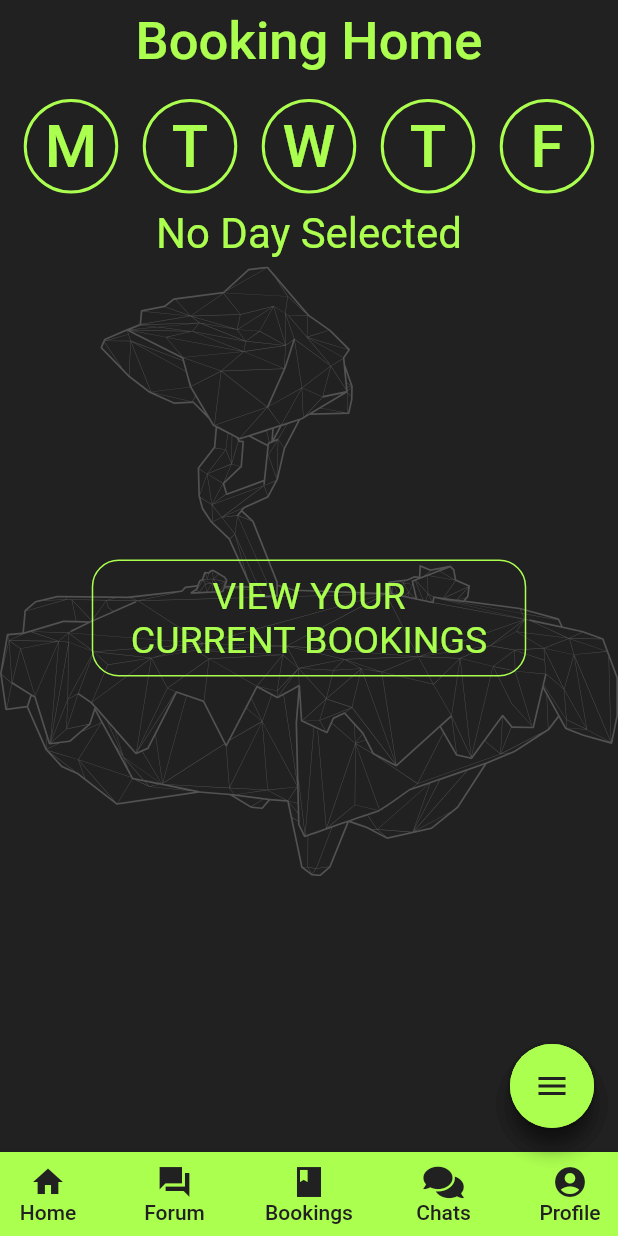
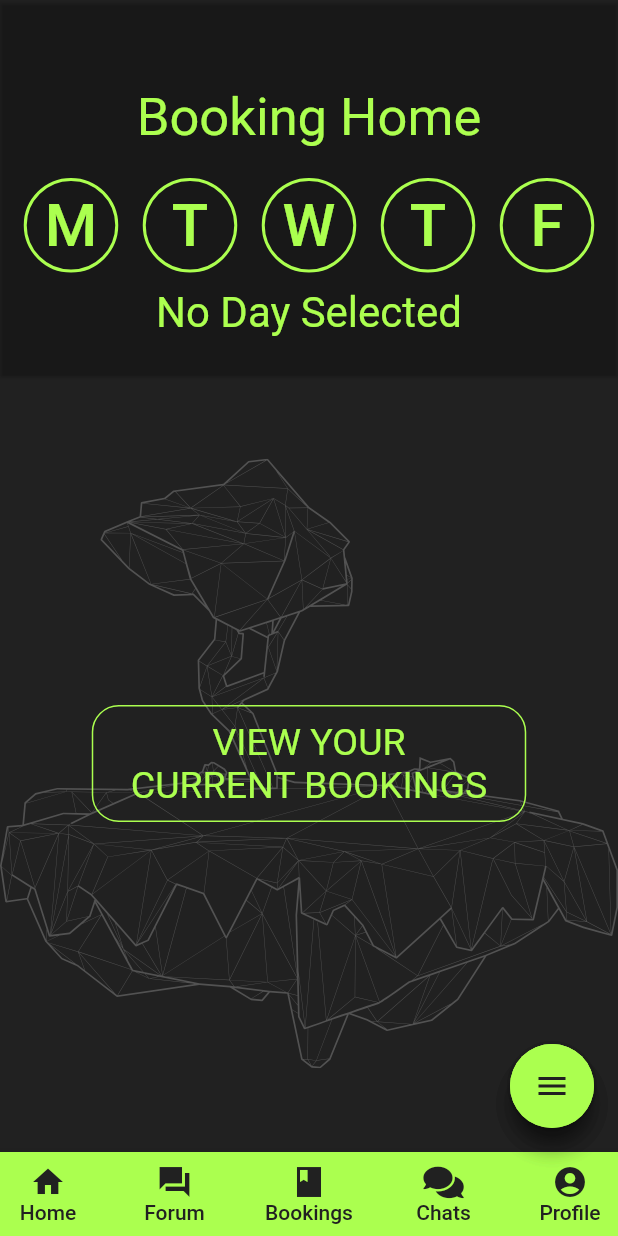
Before and after one commit to COS301-SE-2021/Rabbitania, a Flutter app: the BookingAdminScreen screen opened directly, after a tap on "Bookings", on a phone screen of 412 x 824 dp. Run offline on Flutter 3.47's test engine with Material 2 defaults, Android fonts, the light colour scheme and no system bars; our stand-ins replace cloud_firestore, curved_navigation_bar, firebase_auth, firebase_core, flutter_dotenv, flutter_slidable and 8 more; missing offline and left inert: agora_rtc_engine, encrypt, flutter_phone_direct_caller, flutter_reaction_button; accounts and stored records are empty; network calls fail; key blocks and very long unbroken strings in the code were emptied for the run.

Commit message:
Revert "Merge branch 'development'"
This reverts commit 1bf22ddd268b8a06c6193649b4333803517ab5b0, reversing
changes made to 0fd4f98a415f3b74da27811ee50d9be8ec35b656.

```diff
--- a/frontend/frontend/lib/main.dart
+++ b/frontend/frontend/lib/main.dart
@@ -10,7 +10,7 @@ const ServerURL = "https://localhost:5001/ChatHub";
 Future main() async {
   WidgetsFlutterBinding.ensureInitialized();
   await Firebase.initializeApp();
-  await dotenv.load(fileName: "assets/.env");
+  await dotenv.load(fileName: ".env");
   HttpOverrides.global = new MyHttpOverrides();
   runApp(App());
 }
--- a/frontend/frontend/lib/src/app.dart
+++ b/frontend/frontend/lib/src/app.dart
@@ -12,7 +12,6 @@ import 'package:frontend/src/screens/Login/googleAuthTest.dart';
 import 'package:frontend/src/screens/Noticeboard/noticeboardScreen.dart';
 import 'package:frontend/src/screens/Login/supplyInfoScreen.dart';
 import 'package:frontend/src/screens/Profile/userProfileScreen.dart';
-import 'package:frontend/src/widgets/Questionnaire/questionnare_display.dart';
 import 'package:provider/provider.dart';
 import './widgets/expandable_button_widget.dart';
 import 'models/Testing/mockUser.dart';
@@ -32,8 +31,7 @@ class AppState extends State<App> {
     return ChangeNotifierProvider(
       create: (context) => GoogleSignInProvider(),
       child: MaterialApp(
-        home:
-            Login(), //InfoForm(FirebaseAuth.instance.currentUser),
+        home: Login(), //InfoForm(FirebaseAuth.instance.currentUser),
       ),
     );
   }
--- a/frontend/frontend/lib/src/screens/Booking/bookingAdminHomeScreen.dart
+++ b/frontend/frontend/lib/src/screens/Booking/bookingAdminHomeScreen.dart
@@ -1,8 +1,6 @@
 import 'package:flutter/material.dart';
 import 'package:font_awesome_flutter/font_awesome_flutter.dart';
-import 'package:frontend/src/helper/UserInformation/userHelper.dart';
 import 'package:frontend/src/models/util_model.dart';
-import 'package:frontend/src/screens/Booking/bookingScheduleScreen.dart';
 import 'package:frontend/src/widgets/Booking/bookingAppBar.dart';
 import 'package:frontend/src/widgets/Booking/bookingButton.dart';
 import 'package:frontend/src/widgets/Booking/bookingDayButton.dart';
@@ -22,87 +20,50 @@ class BookingAdminScreen extends StatefulWidget {
 
 class _BookingAdminState extends State<BookingAdminScreen> {
   UtilModel utilModel = UtilModel();
-  UserHelper loggedUser = new UserHelper();
   initState() {}
 
   @override
   Widget build(BuildContext context) => Scaffold(
-        floatingActionButton: FancyFab(
-          heroTag: "BookingAdminHome",
-          numberOfItems: 2,
-          icon1: Icons.admin_panel_settings_sharp,
-          onPressed1: () async {
-            var name = await loggedUser.getUserName();
-            if (await loggedUser.getAdminStatus()) {
-              UtilModel.route(() => BookingAdminScreen(), context);
-            } else {
-              return showDialog<void>(
-                builder: (BuildContext context) {
-                  return AlertDialog(
-                    key: Key('HomeAdminError'),
-                    elevation: 5,
-                    backgroundColor: Color.fromRGBO(33, 33, 33, 1),
-                    titleTextStyle:
-                        TextStyle(color: Colors.white, fontSize: 25),
-                    title: Text("Permission Denied: "),
-                    contentTextStyle:
-                        TextStyle(color: Colors.white, fontSize: 20),
-                    content: Text("Sorry " +
-                        name +
-                        ", You do not have permission to access admin related pages!"),
-                    actions: [
-                      TextButton(
-                        onPressed: () => Navigator.of(context).pop(false),
-                        child: const Text(
-                          "Return",
-                          style: TextStyle(
-                              color: Color.fromRGBO(33, 33, 33, 1),
-                              fontSize: 20),
-                        ),
-                        style: ElevatedButton.styleFrom(
-                          primary: Colors.red,
-                          shape: StadiumBorder(),
-                        ),
-                      ),
-                    ],
-                  );
-                },
-                context: context,
-              );
-            }
-          },
-          icon2: Icons.schedule,
-          onPressed2: () {
-            UtilModel.route(() => BookingSchedules(), context);
-          },
-          icon3: Icons.edit,
-          onPressed3: () {},
-        ),
+        // floatingActionButton: FancyFab(
+        //   numberOfItems: 0,
+        //   icon1: Icons.share_location_outlined,
+        //   onPressed1: () {},
+        //   icon2: Icons.delete,
+        //   onPressed2: () {},
+        //   icon3: Icons.airplane_ticket,
+        //   onPressed3: () {},
+        // ),
         bottomNavigationBar: bnb(context),
         appBar: AppBar(
           centerTitle: true,
-          elevation: 0,
-          title: Text(
+          toolbarHeight: 220,
+          elevation: 1,
+          automaticallyImplyLeading: false,
+          backgroundColor: Colors.transparent,
+          flexibleSpace: Column(
+            children: <Widget>[
+              Container(
+                child: Padding(
+                  padding: EdgeInsets.only(
+                      top: MediaQuery.of(context).size.height * 0.07,
+                      bottom: 10),
+                ),
+              ),
+              Row(
+                mainAxisAlignment: MainAxisAlignment.center,
+                children: <Widget>[
+                  Container(
+                    margin: const EdgeInsets.only(bottom: 10),
+                    child: Text(
                       'Admin Booking',
                       style: TextStyle(
                         fontSize: 35,
                         color: Color.fromRGBO(172, 255, 79, 1),
                       ),
                     ),
-          automaticallyImplyLeading: false,
-          backgroundColor: Colors.transparent,
                   ),
-        backgroundColor: Color.fromRGBO(33, 33, 33, 1),
-        body: Center(
-          child: Stack(
-            children: <Widget>[
-              SvgPicture.string(
-                utilModel.svg_background,
-                fit: BoxFit.contain,
+                ],
               ),
-              Column(
-                mainAxisAlignment: MainAxisAlignment.start,
-                children: <Widget>[
               Container(
                 child: Padding(
                   padding: EdgeInsets.only(bottom: 10),
@@ -118,7 +79,31 @@ class _BookingAdminState extends State<BookingAdminScreen> {
                   BookingScheduleButton('F', Colors.transparent),
                 ],
               ),
+              Row(
+                mainAxisAlignment: MainAxisAlignment.center,
+                children: <Widget>[
+                  Container(
+                    margin: const EdgeInsets.only(top: 10),
+                    child: Text(
+                      'No Day Selected',
+                      style: TextStyle(
+                        fontSize: 28,
+                        color: Color.fromRGBO(172, 255, 79, 1),
+                      ),
+                    ),
+                  ),
                 ],
+              ),
+            ],
+          ),
+        ),
+        backgroundColor: Color.fromRGBO(33, 33, 33, 1),
+        body: Center(
+          child: Stack(
+            children: <Widget>[
+              SvgPicture.string(
+                utilModel.svg_background,
+                fit: BoxFit.contain,
               ),
               Column(
                 crossAxisAlignment: CrossAxisAlignment.center,
--- a/frontend/frontend/lib/src/screens/Booking/bookingHomeScreen.dart
+++ b/frontend/frontend/lib/src/screens/Booking/bookingHomeScreen.dart
@@ -74,29 +74,34 @@ class _BookingState extends State<BookingScreen> {
         bottomNavigationBar: bnb(context),
         appBar: AppBar(
           centerTitle: true,
+          toolbarHeight: 250,
           automaticallyImplyLeading: false,
-          title: Text(
+          elevation: 1,
+          backgroundColor: Colors.transparent,
+          flexibleSpace: Column(
+            children: <Widget>[
+              Container(
+                child: Padding(
+                  padding: EdgeInsets.only(
+                    top: MediaQuery.of(context).size.height * 0.07,
+                  ),
+                ),
+              ),
+              Row(
+                mainAxisAlignment: MainAxisAlignment.center,
+                children: <Widget>[
+                  Container(
+                    margin: const EdgeInsets.only(bottom: 10),
+                    child: Text(
                       'Booking Home',
                       style: TextStyle(
                         fontSize: 35,
                         color: Color.fromRGBO(172, 255, 79, 1),
                       ),
                     ),
-          elevation: 0,
-          backgroundColor: Colors.transparent,
                   ),
-        backgroundColor: Color.fromRGBO(33, 33, 33, 1),
-        // 63 63 63
-        body: Center(
-          child: Stack(
-            children: <Widget>[
-              SvgPicture.string(
-                utilModel.svg_background,
-                fit: BoxFit.contain,
+                ],
               ),
-              Column(
-                mainAxisAlignment: MainAxisAlignment.start,
-                children: <Widget>[
               Container(
                 child: Padding(
                   padding: EdgeInsets.only(bottom: 10),
@@ -129,6 +134,16 @@ class _BookingState extends State<BookingScreen> {
               ),
             ],
           ),
+        ),
+        backgroundColor: Color.fromRGBO(33, 33, 33, 1),
+        // 63 63 63
+        body: Center(
+          child: Stack(
+            children: <Widget>[
+              SvgPicture.string(
+                utilModel.svg_background,
+                fit: BoxFit.contain,
+              ),
               Column(
                 crossAxisAlignment: CrossAxisAlignment.center,
                 mainAxisAlignment: MainAxisAlignment.center,
```
Also changed, not shown: frontend/frontend/lib/src/screens/Booking/bookingAdminScheduleScreen.dart (+9 -55 lines), frontend/frontend/lib/src/screens/Booking/bookingDayScreen.dart (+35 -17 lines), frontend/frontend/lib/src/widgets/Questionnaire/questionnare_display.dart (deleted, +0 -118 lines), frontend/frontend/pubspec.yaml (+3 -6 lines), frontend/frontend/pubspec.lock, 6 other files. Lines whose indentation alone changed are shown as unchanged.
